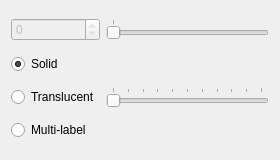
First picture: the form in BIAL-GUI/ui/labelswidget.ui, repository GIBIS-UNIFESP/BIAL, before the edit.
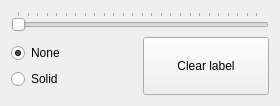
Second picture: the form after the edit.

Commit message: Basic overlay labels implementation.

The edit to the form file:
```diff
--- a/BIAL-GUI/ui/labelswidget.ui
+++ b/BIAL-GUI/ui/labelswidget.ui
@@ -7,39 +7,26 @@
     <x>0</x>
     <y>0</y>
     <width>280</width>
-    <height>160</height>
+    <height>94</height>
    </rect>
   </property>
   <property name="maximumSize">
    <size>
     <width>16777215</width>
-    <height>160</height>
+    <height>100</height>
    </size>
   </property>
   <property name="windowTitle">
    <string>Form</string>
   </property>
   <layout class="QGridLayout" name="gridLayout">
-   <item row="0" column="0">
-    <widget class="QSpinBox" name="labelSpinBox">
+   <item row="0" column="0" colspan="2">
+    <widget class="QSlider" name="translucentSlider">
      <property name="enabled">
-      <bool>false</bool>
+      <bool>true</bool>
      </property>
      <property name="maximum">
-      <number>0</number>
-     </property>
-    </widget>
-   </item>
-   <item row="0" column="1">
-    <widget class="QSlider" name="labelHorizontalSlider">
-     <property name="enabled">
-      <bool>false</bool>
-     </property>
-     <property name="maximum">
-      <number>0</number>
-     </property>
-     <property name="pageStep">
-      <number>1</number>
+      <number>255</number>
      </property>
      <property name="orientation">
       <enum>Qt::Horizontal</enum>
@@ -49,43 +36,36 @@
      </property>
     </widget>
    </item>
-   <item row="1" column="0" colspan="2">
+   <item row="3" column="0">
     <widget class="QRadioButton" name="solid">
      <property name="text">
       <string>Solid</string>
      </property>
      <property name="checked">
-      <bool>true</bool>
+      <bool>false</bool>
+     </property>
+    </widget>
+   </item>
+   <item row="1" column="1" rowspan="4">
+    <widget class="QPushButton" name="pushButton">
+     <property name="sizePolicy">
+      <sizepolicy hsizetype="Minimum" vsizetype="Expanding">
+       <horstretch>0</horstretch>
+       <verstretch>0</verstretch>
+      </sizepolicy>
+     </property>
+     <property name="text">
+      <string>Clear label</string>
      </property>
     </widget>
    </item>
    <item row="2" column="0">
     <widget class="QRadioButton" name="translucent">
      <property name="text">
-      <string>Translucent</string>
+      <string>None</string>
      </property>
-    </widget>
-   </item>
-   <item row="2" column="1">
-    <widget class="QSlider" name="translucentSlider">
-     <property name="enabled">
-      <bool>false</bool>
-     </property>
-     <property name="maximum">
-      <number>100</number>
-     </property>
-     <property name="orientation">
-      <enum>Qt::Horizontal</enum>
-     </property>
-     <property name="tickPosition">
-      <enum>QSlider::TicksAbove</enum>
-     </property>
-    </widget>
-   </item>
-   <item row="3" column="0">
-    <widget class="QRadioButton" name="multiLabel">
-     <property name="text">
-      <string>Multi-label</string>
+     <property name="checked">
+      <bool>true</bool>
      </property>
     </widget>
    </item>
```
Left out of the diff: 2 changed lines with no effect on the pictures. The commit also changes 6 other files.
